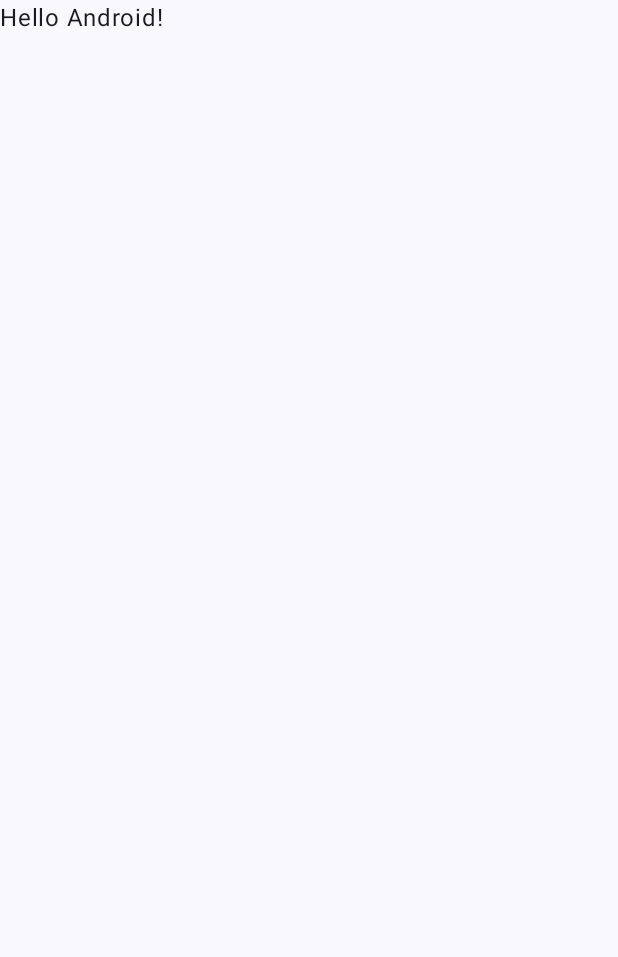
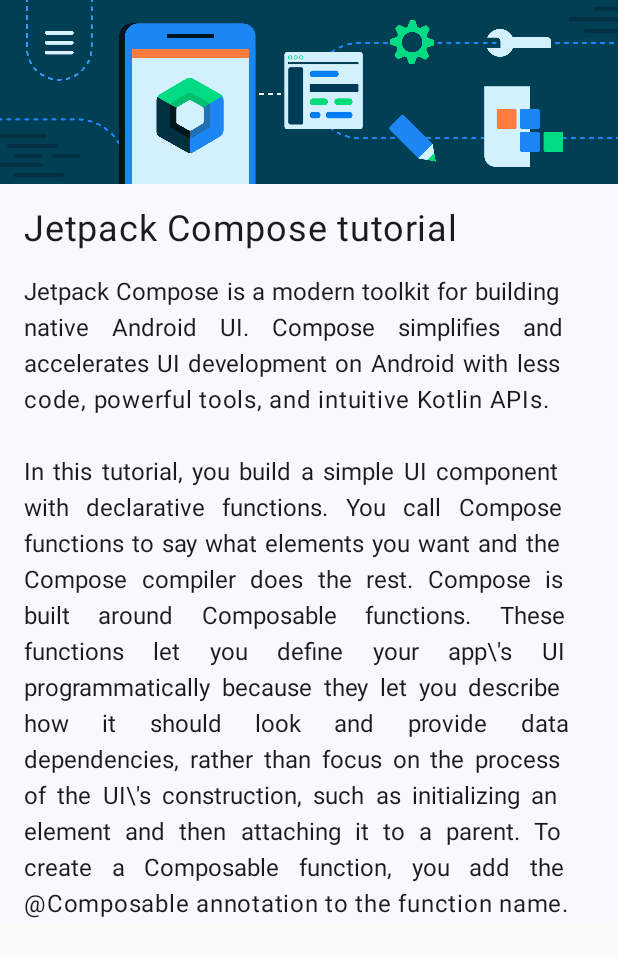
Before and after one commit to IaroslavAl/compose-article, an Android app built with Jetpack Compose: the screen it shows after launch (MainActivity), on a phone screen of 412 x 824 dp. Before the commit the part shown is almost empty. Shown: the top 957 px of the screen. Run offline under Robolectric (Android 15) with nearby library versions, the phone set to English and light mode, and no system bars.

```diff
--- a/app/src/main/java/com/iaroslav_beldin/composearticle/MainActivity.kt
+++ b/app/src/main/java/com/iaroslav_beldin/composearticle/MainActivity.kt
@@ -4,13 +4,25 @@ import android.os.Bundle
 import androidx.activity.ComponentActivity
 import androidx.activity.compose.setContent
 import androidx.activity.enableEdgeToEdge
+import androidx.compose.foundation.Image
+import androidx.compose.foundation.layout.Arrangement
+import androidx.compose.foundation.layout.Box
+import androidx.compose.foundation.layout.Column
 import androidx.compose.foundation.layout.fillMaxSize
 import androidx.compose.foundation.layout.padding
+import androidx.compose.foundation.layout.systemBarsPadding
 import androidx.compose.material3.Scaffold
+import androidx.compose.material3.Surface
 import androidx.compose.material3.Text
 import androidx.compose.runtime.Composable
 import androidx.compose.ui.Modifier
+import androidx.compose.ui.graphics.painter.Painter
+import androidx.compose.ui.layout.ContentScale
+import androidx.compose.ui.res.painterResource
+import androidx.compose.ui.text.style.TextAlign
 import androidx.compose.ui.tooling.preview.Preview
+import androidx.compose.ui.unit.dp
+import androidx.compose.ui.unit.sp
 import com.iaroslav_beldin.composearticle.ui.theme.ComposeArticleTheme
 
 class MainActivity : ComponentActivity() {
@@ -19,10 +31,11 @@ class MainActivity : ComponentActivity() {
         enableEdgeToEdge()
         setContent {
             ComposeArticleTheme {
-                Scaffold(modifier = Modifier.fillMaxSize()) { innerPadding ->
-                    Greeting(
-                        name = "Android",
-                        modifier = Modifier.padding(innerPadding)
+                Surface {
+                    ArticleView(
+                        image = painterResource(R.drawable.bg_compose_background),
+                        title = "Jetpack Compose tutorial",
+                        text = "Jetpack Compose is a modern toolkit for building native Android UI. Compose simplifies and accelerates UI development on Android with less code, powerful tools, and intuitive Kotlin APIs.\n\nIn this tutorial, you build a simple UI component with declarative functions. You call Compose functions to say what elements you want and the Compose compiler does the rest. Compose is built around Composable functions. These functions let you define your app\\'s UI programmatically because they let you describe how it should look and provide data dependencies, rather than focus on the process of the UI\\'s construction, such as initializing an element and then attaching it to a parent. To create a Composable function, you add the @Composable annotation to the function name.",
                     )
                 }
             }
@@ -31,17 +44,41 @@ class MainActivity : ComponentActivity() {
 }
 
 @Composable
-fun Greeting(name: String, modifier: Modifier = Modifier) {
-    Text(
-        text = "Hello $name!",
-        modifier = modifier
-    )
+fun ArticleView(
+    image: Painter,
+    title: String,
+    text: String,
+) {
+    Column(
+        verticalArrangement = Arrangement.spacedBy(16.dp),
+        modifier = Modifier.systemBarsPadding()
+    ) {
+        Image(
+            painter = image,
+            contentDescription = null,
+            contentScale = ContentScale.Fit
+        )
+        Text(
+            text = title,
+            fontSize = 24.sp,
+            modifier = Modifier.padding(start = 16.dp, end = 16.dp)
+        )
+        Text(
+            text = text,
+            textAlign = TextAlign.Justify,
+            modifier = Modifier.padding(start = 16.dp, end = 16.dp)
+        )
+    }
 }
 
 @Preview(showBackground = true)
 @Composable
 fun GreetingPreview() {
     ComposeArticleTheme {
-        Greeting("Android")
+        ArticleView(
+            image = painterResource(R.drawable.bg_compose_background),
+            title = "Jetpack Compose tutorial",
+            text = "Jetpack Compose is a modern toolkit for building native Android UI. Compose simplifies and accelerates UI development on Android with less code, powerful tools, and intuitive Kotlin APIs.\n\nIn this tutorial, you build a simple UI component with declarative functions. You call Compose functions to say what elements you want and the Compose compiler does the rest. Compose is built around Composable functions. These functions let you define your app\\'s UI programmatically because they let you describe how it should look and provide data dependencies, rather than focus on the process of the UI\\'s construction, such as initializing an element and then attaching it to a parent. To create a Composable function, you add the @Composable annotation to the function name.",
+        )
     }
 }
```
Also changed, not shown: app/src/main/res/drawable/bg_compose_background.png (added).
